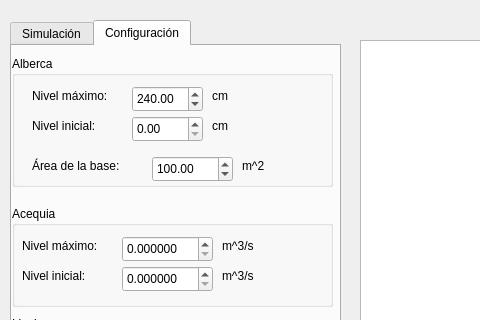
Above: mainwindow.ui from pecec1to/proyecto before the change; both pictures show x 0 to 480 and y 0 to 320 of the 800 by 600 pixel window. Below: the same form after it.
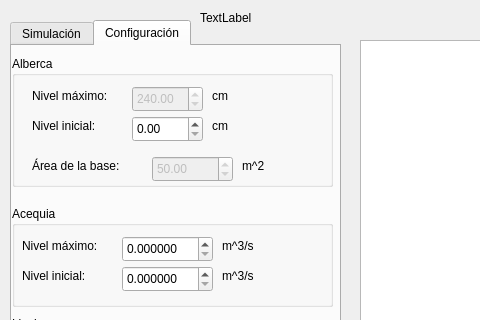
That is the form after the change.

The edit to the form file:
```diff
--- a/mainwindow.ui
+++ b/mainwindow.ui
@@ -392,6 +392,9 @@
        </property>
       </widget>
       <widget class="QDoubleSpinBox" name="doubleSpinBox_albercaMax">
+       <property name="enabled">
+        <bool>false</bool>
+       </property>
        <property name="geometry">
         <rect>
          <x>120</x>
@@ -421,6 +424,9 @@
        </property>
       </widget>
       <widget class="QDoubleSpinBox" name="doubleSpinBox_albercaArea">
+       <property name="enabled">
+        <bool>false</bool>
+       </property>
        <property name="geometry">
         <rect>
          <x>140</x>
@@ -433,7 +439,7 @@
         <double>200.000000000000000</double>
        </property>
        <property name="value">
-        <double>100.000000000000000</double>
+        <double>50.000000000000000</double>
        </property>
       </widget>
       <widget class="QLabel" name="label_14">
@@ -753,6 +759,19 @@
      <string>TextLabel</string>
     </property>
    </widget>
+   <widget class="QLabel" name="labelQacequia">
+    <property name="geometry">
+     <rect>
+      <x>200</x>
+      <y>10</y>
+      <width>131</width>
+      <height>16</height>
+     </rect>
+    </property>
+    <property name="text">
+     <string>TextLabel</string>
+    </property>
+   </widget>
   </widget>
   <widget class="QMenuBar" name="menubar">
    <property name="geometry">
```
Left out of the diff: 8 changed lines with no effect on the pictures.
